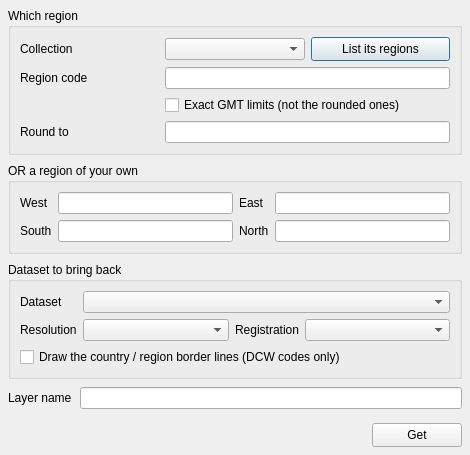
First picture: the form in deps/ui/earthregions_dialog.ui, repository GenericMappingTools/InteractiveGMT, before the edit.
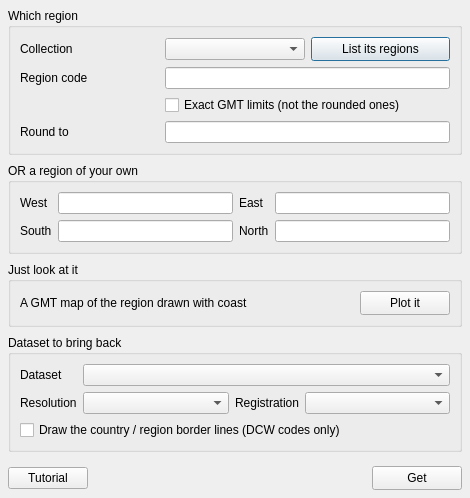
Second picture: the form after the edit.

Commit message: Improve the "Earth regions" tool and add a tutorial for it.

Diff of the .ui file:
```diff
--- a/deps/ui/earthregions_dialog.ui
+++ b/deps/ui/earthregions_dialog.ui
@@ -102,6 +102,36 @@
      </layout>
     </widget>
    </item>
+   <item>
+    <!-- The MAP branch of `earthregions`, which is a plot and not a layer: it never touches the
+         window. Sits under both region blocks because either one feeds it — the code above, or the
+         four boxes — and nothing from "Dataset to bring back". -->
+    <widget class="QGroupBox" name="gb_plot">
+     <property name="title">
+      <string>Just look at it</string>
+     </property>
+     <layout class="QHBoxLayout" name="horizontalLayout_plot">
+      <item>
+       <widget class="QLabel" name="lb_plot">
+        <property name="text"><string>A GMT map of the region drawn with coast</string></property>
+       </widget>
+      </item>
+      <item>
+       <spacer name="plotSpacer">
+        <property name="orientation"><enum>Qt::Orientation::Horizontal</enum></property>
+        <property name="sizeHint" stdset="0"><size><width>20</width><height>20</height></size></property>
+       </spacer>
+      </item>
+      <item>
+       <widget class="QPushButton" name="push_plot">
+        <property name="minimumSize"><size><width>90</width><height>24</height></size></property>
+        <property name="text"><string>Plot it</string></property>
+        <property name="toolTip"><string>Draw the region as a GMT figure (coast, land/sea filled, with a locator globe) and show the PNG here. Nothing is added to the window and nothing is downloaded.</string></property>
+       </widget>
+      </item>
+     </layout>
+    </widget>
+   </item>
    <item>
     <widget class="QGroupBox" name="gb_what">
      <property name="title">
@@ -155,18 +185,6 @@
      </layout>
     </widget>
    </item>
-   <item>
-    <layout class="QHBoxLayout" name="horizontalLayout_name">
-     <item>
-      <widget class="QLabel" name="lb_name"><property name="text"><string>Layer name</string></property></widget>
-     </item>
-     <item>
-      <widget class="QLineEdit" name="edit_name">
-       <property name="toolTip"><string>Optional name for the new layer. Left empty, the region's code is used.</string></property>
-      </widget>
-     </item>
-    </layout>
-   </item>
    <item>
     <spacer name="verticalSpacer_bottom">
      <property name="orientation"><enum>Qt::Orientation::Vertical</enum></property>
@@ -176,6 +194,12 @@
    </item>
    <item>
     <layout class="QHBoxLayout" name="horizontalLayout_buttons">
+     <item>
+      <widget class="QPushButton" name="push_tutorial">
+       <property name="text"><string>Tutorial</string></property>
+       <property name="toolTip"><string>Open the Earth regions tutorial (iGMT documentation) in your browser.</string></property>
+      </widget>
+     </item>
      <item>
       <spacer name="buttonsSpacer">
        <property name="orientation"><enum>Qt::Orientation::Horizontal</enum></property>
```
The commit also changes 8 other files.
